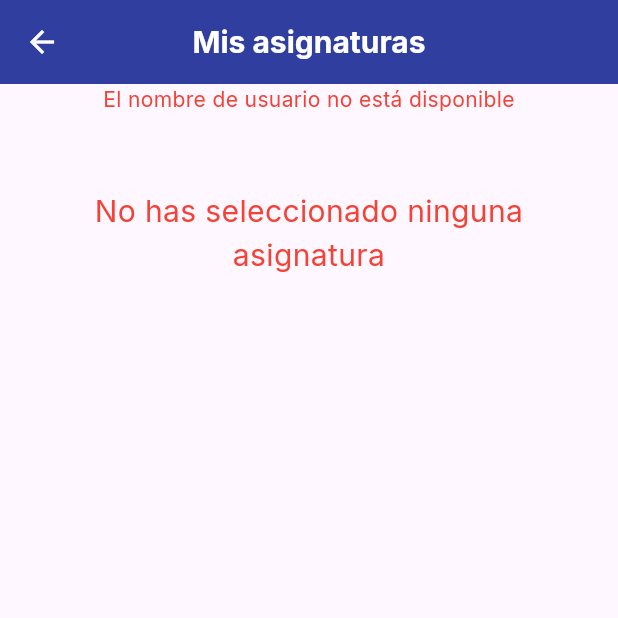
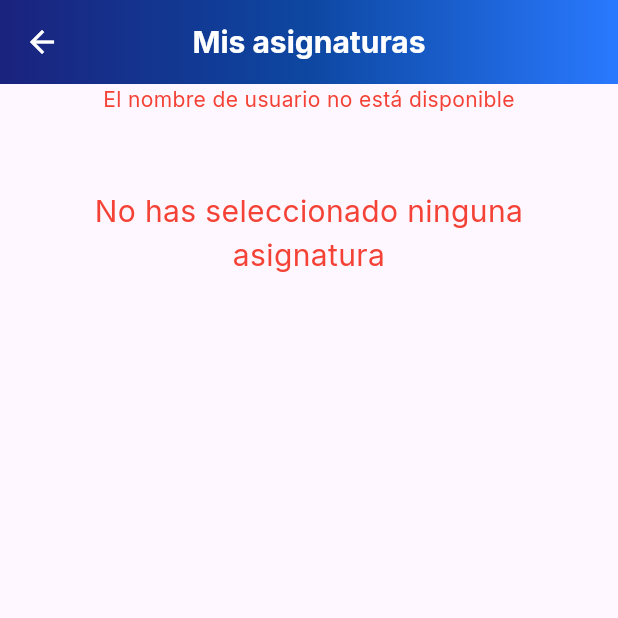
Before and after one commit to carloscl2001/ESIPlanner-TFG, a Flutter app: the ViewSubjectsProfileScreen screen opened by its route, on a phone screen of 412 x 824 dp, the top half of it. Run offline on Flutter 3.47's test engine with Material 3 defaults, Android fonts, the phone set to English and light mode, and no system bars; our stand-ins replace google_fonts, shared_preferences; accounts and stored records are empty.

Commit message:
Update view_subjects_profile_screen.dart

```diff
--- a/esiplanner/lib/screens/view_subjects_profile_screen.dart
+++ b/esiplanner/lib/screens/view_subjects_profile_screen.dart
@@ -91,11 +91,25 @@ class _ViewSubjectsProfileScreenState extends State<ViewSubjectsProfileScreen> {
 
     return Scaffold(
       appBar: AppBar(
-        title: const Text(
-          'Mis asignaturas',
-          style: TextStyle(color: Colors.white, fontWeight: FontWeight.bold),
+        title: const Text('Mis asignaturas'),
+        centerTitle: true,
+        elevation: 10,
+        flexibleSpace: Container(
+          decoration: BoxDecoration(
+            gradient: isDarkMode
+                ? null
+                : LinearGradient(
+                    begin: Alignment.centerLeft,
+                    end: Alignment.centerRight,
+                    colors: [
+                      Colors.indigo.shade900,
+                      Colors.blue.shade900,
+                      Colors.blueAccent.shade400,
+                    ],
+                  ),
+            color: isDarkMode ? Colors.black : null,
+          ),
         ),
-        centerTitle: true,
       ),
       body:
           isLoading
```
